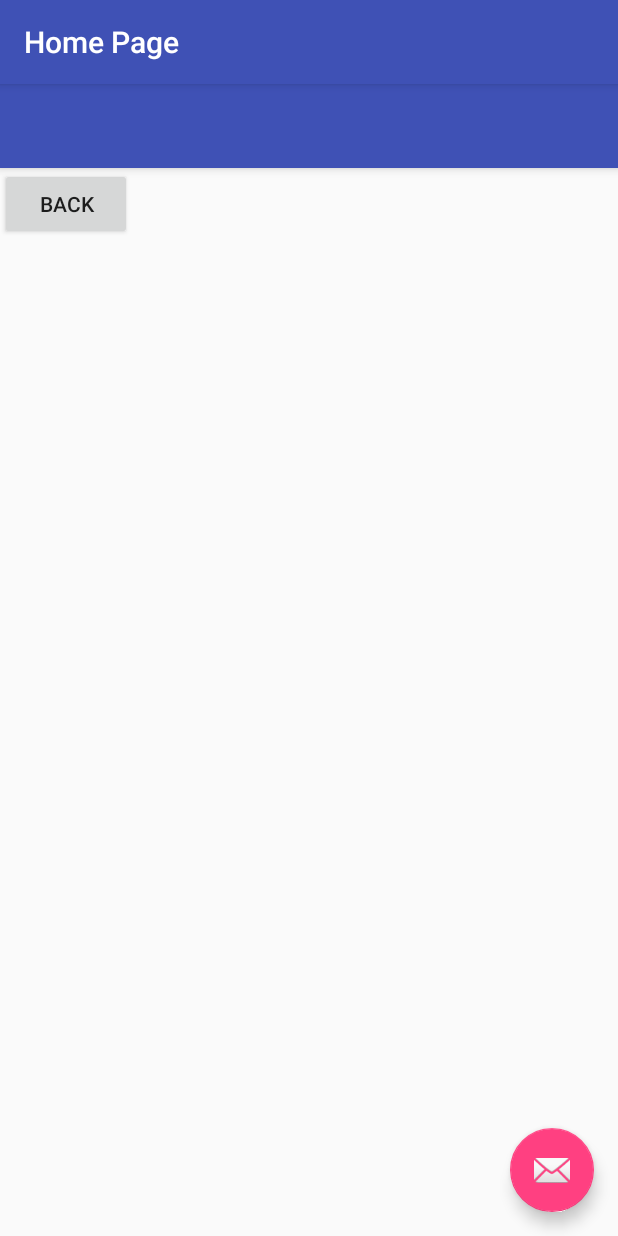
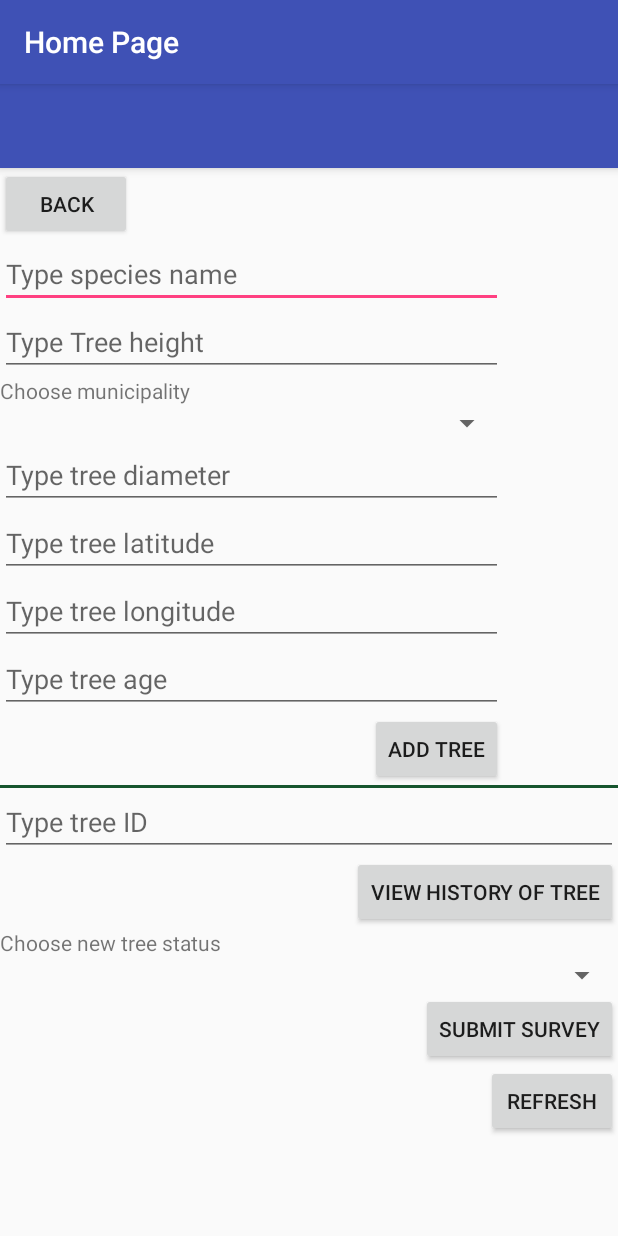
Before and after one commit to ilanahaddad/TreePLE, an Android app: the screen it shows after launch (OptionsActivity), after a tap on "LOGIN", on a phone screen of 412 x 824 dp. Run offline under Robolectric (Android 15) with nearby library versions, the phone set to English and light mode, and no system bars; libraries missing offline, so code that uses them is left out: com.loopj.android, cz.msebera.android.

Commit message:
Fixed button to next page

```diff
--- a/TreePLE-Android/app/src/main/java/ca/mcgill/ecse321/treeple_android/MainActivity.java
+++ b/TreePLE-Android/app/src/main/java/ca/mcgill/ecse321/treeple_android/MainActivity.java
@@ -61,7 +61,8 @@ public class MainActivity extends AppCompatActivity {
     }
 
     /*public void gotoHome (View view){
-        startActivity(new Intent (this, OptionsActivity.class));
+        s
+        tartActivity(new Intent (this, OptionsActivity.class));
     }*/
 
     @Override
--- a/TreePLE-Android/app/src/main/java/ca/mcgill/ecse321/treeple_android/OptionsActivity.java
+++ b/TreePLE-Android/app/src/main/java/ca/mcgill/ecse321/treeple_android/OptionsActivity.java
@@ -1,9 +1,11 @@
 package ca.mcgill.ecse321.treeple_android;
 
 import android.app.Activity;
+import android.content.Intent;
 import android.os.Bundle;
 import android.support.v7.app.AppCompatActivity;
 import android.view.View;
+import android.widget.Button;
 import android.widget.TextView;
 
 
@@ -13,7 +15,7 @@ import android.widget.TextView;
 
 public class OptionsActivity extends AppCompatActivity {
 
-    private String error = null;
+    private String error = "";
 
     @Override
     public void onCreate(Bundle savedInstanceState) {
@@ -23,6 +25,15 @@ public class OptionsActivity extends AppCompatActivity {
 
         // initialize error message text view
         refreshErrorMessage();
+
+        Button btnBack = (Button)findViewById(R.id.back_button);
+
+        btnBack.setOnClickListener(new View.OnClickListener() {
+            @Override
+            public void onClick(View v) {
+                OptionsActivity.this.startActivity(new Intent(OptionsActivity.this, MainActivity.class));
+            }
+        });
 
      }
 
@@ -45,4 +56,7 @@ public class OptionsActivity extends AppCompatActivity {
 
     public void createSurvey(View view) {
     }
+
+    public void refreshLists(View view) {
+    }
 }
--- a/TreePLE-Android/app/src/main/res/layout/activity_options.xml
+++ b/TreePLE-Android/app/src/main/res/layout/activity_options.xml
@@ -4,8 +4,7 @@
     xmlns:tools="http://schemas.android.com/tools"
     android:layout_width="match_parent"
     android:layout_height="match_parent"
-    tools:context="ca.mcgill.ecse321.treeple_android.OptionsActivity"
-    tools:showIn="@layout/activity_options">
+    tools:context="ca.mcgill.ecse321.treeple_android.OptionsActivity">
 
     <android.support.design.widget.AppBarLayout
         android:layout_width="match_parent"
@@ -23,12 +22,12 @@
 
     <include layout="@layout/content_options" />
 
-    <android.support.design.widget.FloatingActionButton
+    <!--<android.support.design.widget.FloatingActionButton
         android:id="@+id/fab"
         android:layout_width="wrap_content"
         android:layout_height="wrap_content"
         android:layout_gravity="bottom|end"
         android:layout_margin="@dimen/fab_margin"
-        app:srcCompat="@android:drawable/ic_dialog_email" />
+        app:srcCompat="@android:drawable/ic_dialog_email" />-->
 
 </android.support.design.widget.CoordinatorLayout>
--- a/TreePLE-Android/app/src/main/res/layout/content_options.xml
+++ b/TreePLE-Android/app/src/main/res/layout/content_options.xml
@@ -13,45 +13,52 @@
 <ScrollView
     android:layout_width="match_parent"
     android:layout_height="match_parent">
-    <Button
-        android:id="@+id/back_button"
+
+    <LinearLayout
+        android:layout_height="wrap_content"
+        android:layout_width="match_parent"
+        android:orientation="vertical">
+
+    <TextView
+        android:id="@+id/error"
+        android:layout_height="wrap_content"
         android:layout_width="wrap_content"
-        android:layout_height="wrap_content"
-        android:text="@string/back_button"/>
-    <!--<LinearLayout
+        android:visibility="gone"
+        android:text=""
+        android:textColor="@color/colorAccent"/>
+        <Button
+            android:id="@+id/back_button"
+            android:layout_width="wrap_content"
+            android:layout_height="wrap_content"
+            android:text="@string/back_button"/>
+
+    <LinearLayout
         android:layout_width="match_parent"
         android:layout_height="wrap_content"
         android:orientation="vertical"
         tools:layout_editor_absoluteX="0dp"
         tools:layout_editor_absoluteY="48dp">
 
-        <TextView
-            android:id="@+id/error"
-            android:layout_width="69dp"
-            android:layout_height="54dp"
-            android:text=""
-            android:textColor="@color/colorAccent"
-            android:visibility="gone" />-->
         <!-- Layout for creating tree-->
-       <!-- <LinearLayout
+        <LinearLayout
             android:layout_width="wrap_content"
             android:layout_height="match_parent"
-            android:orientation="vertical">-->
+            android:orientation="vertical">
 
             <!-- Type species name of tree -->
-            <!--<EditText
+            <EditText
                 android:id="@+id/speciesName"
                 android:layout_width="335dp"
                 android:layout_height="wrap_content"
                 android:hint="@string/speciesName_hint" />
-            <!- Type height of tree -->
-           <!-- <EditText
+            <!-- Type height of tree -->
+            <EditText
                 android:id="@+id/height"
                 android:layout_width="match_parent"
                 android:layout_height="wrap_content"
                 android:hint="@string/treeHeight_hint" />
-            <!- Choose municipality -->
-            <!--<TextView
+            <!-- Choose municipality -->
+            <TextView
                 android:layout_height="wrap_content"
                 android:layout_width="wrap_content"
                 android:text="@string/municipality_label"/>
@@ -61,32 +68,32 @@
                 android:layout_height="wrap_content"
                 android:layout_gravity="end"
                 android:layout_margin="0dp"/>
-            <!- Type diameter of tree-->
-           <!-- <EditText
+            <!-- Type diameter of tree-->
+            <EditText
                 android:id="@+id/diameter"
                 android:layout_width="match_parent"
                 android:layout_height="wrap_content"
                 android:hint="@string/treeDiameter_hint" />
-            <!- Type latitude of tree  -->
-            <!--<EditText
+            <!-- Type latitude of tree  -->
+            <EditText
                 android:id="@+id/latitude"
                 android:layout_width="match_parent"
                 android:layout_height="wrap_content"
                 android:hint="@string/treeLatitude_hint" />
-            <!- Type longitude of tree -->
-            <!--<EditText
+            <!-- Type longitude of tree -->
+            <EditText
                 android:id="@+id/longitude"
                 android:layout_width="match_parent"
                 android:layout_height="wrap_content"
                 android:hint="@string/treeLongitude_hint" />
-            <!- Type age of tree -->
-            <!--<EditText
+            <!-- Type age of tree -->
+            <EditText
                 android:id="@+id/age"
                 android:layout_width="match_parent"
                 android:layout_height="wrap_content"
                 android:hint="@string/treeAge_hint" />
-            <!- then create the tree -->
-            <!--<Button
+            <!-- then create the tree -->
+            <Button
                 android:layout_width="wrap_content"
                 android:layout_height="wrap_content"
                 android:layout_gravity="end"
@@ -94,25 +101,32 @@
                 android:onClick="createTree"/>
 
         </LinearLayout>
-        <!- Line to seperate two layouts -->
-        <!---<View
+        <!-- Line to seperate two layouts -->
+        <View
             android:layout_height="2dp"
             android:layout_width="fill_parent"
             android:background="#16552e"/>
 
-        <!- Layout for surveys -->
-        <!--<LinearLayout
+        <!-- Layout for surveys -->
+        <LinearLayout
             android:layout_width="match_parent"
             android:layout_height="wrap_content"
             android:orientation="vertical">
-            <!- Type tree ID -->
-           <!-- <EditText
+            <!-- Type tree ID -->
+            <EditText
                 android:id="@+id/treeID"
                 android:layout_width="match_parent"
                 android:layout_height="wrap_content"
                 android:hint="@string/treeID_hint" />
-            <!- Choose new status -->
-            <!--<TextView
+            <!-- View surveys of a tree -->
+            <Button
+                android:id="@+id/viewSurveys"
+                android:layout_width="wrap_content"
+                android:layout_height="wrap_content"
+                android:layout_gravity="end"
+                android:text="@string/viewSurveys"/>
+            <!-- Choose new status -->
+            <TextView
                 android:layout_height="wrap_content"
                 android:layout_width="wrap_content"
                 android:text="@string/status_label"/>
@@ -122,29 +136,25 @@
                 android:layout_height="wrap_content"
                 android:layout_gravity="end"
                 android:layout_margin="0dp"/>
-            <!- create the survey -->
-           <!-- <Button
+            <!-- create the survey -->
+            <Button
                 android:layout_width="wrap_content"
                 android:layout_height="wrap_content"
                 android:layout_gravity="end"
                 android:text="@string/addSurvey"
                 android:onClick="createSurvey"/>
-            <!- TODO: View history of tree -->
-
-            <!-- Line to seperate view survey -->
-            <!--<View
-                android:layout_height="2dp"
-                android:layout_width="fill_parent"
-                android:background="#16552e"/>
-            <!- View surveys of a tree -->
-            <!--<Button
-                android:id="@+id/viewSurveys"
+            <!-- Refresh history of tree -->
+            <Button
                 android:layout_width="wrap_content"
                 android:layout_height="wrap_content"
                 android:layout_gravity="end"
-                android:text="@string/viewSurveys"/>
+                android:text="@string/refresh"
+                android:onClick="refreshLists"/>
+            <!-- TODO: View history of tree -->
+
         </LinearLayout>
 
-    </LinearLayout>-->
+    </LinearLayout>
+    </LinearLayout>
 </ScrollView>
 </android.support.constraint.ConstraintLayout>
--- a/TreePLE-Android/app/src/main/res/values/strings.xml
+++ b/TreePLE-Android/app/src/main/res/values/strings.xml
@@ -21,6 +21,8 @@
     <string name="userName_hint">Name</string>
     <string name="login">Login Page</string>
     <string name="home">Home Page</string>
+    <string name="refresh">Refresh</string>
+
 
 
 
```
